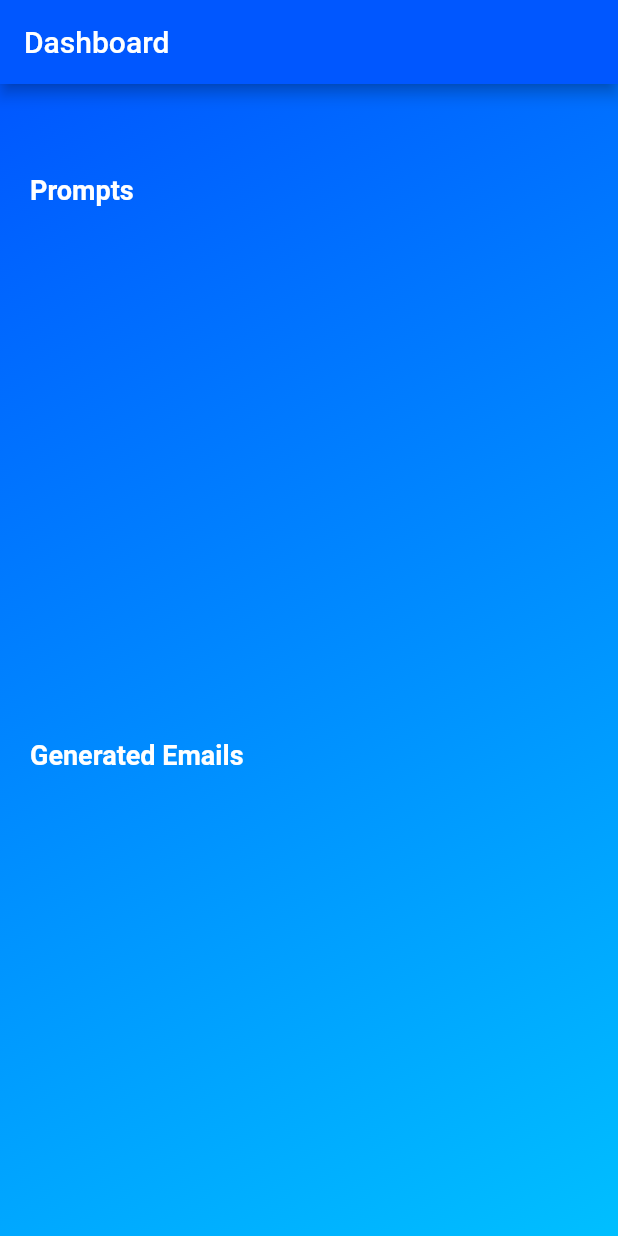
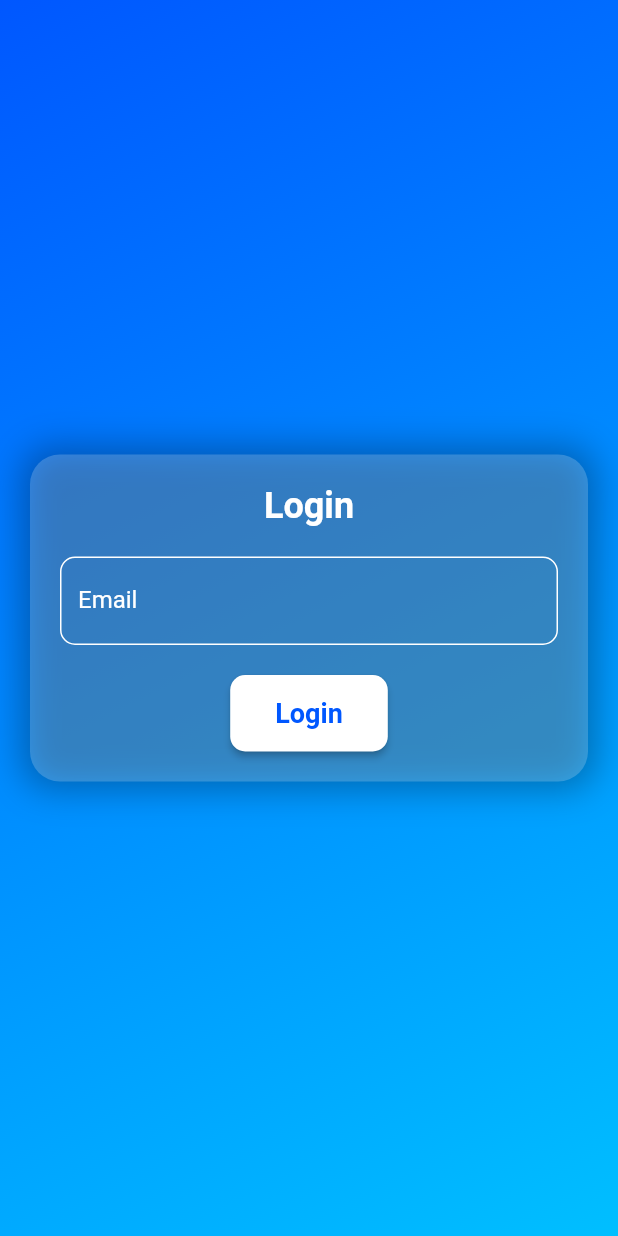
Before and after one commit to WilfredAlmeida/syncmail, a Flutter app: the screen it shows after launch, on a phone screen of 412 x 824 dp. Run offline on Flutter 3.47's test engine with Material 2 defaults, Android fonts, the phone set to English and light mode, and no system bars.

Commit message:
feat: login screen with lofic
Signed-off-by: Wilfred Almeida <almeidawilfred642@gmail.com>

```diff
--- a/lib/main.dart
+++ b/lib/main.dart
@@ -1,5 +1,6 @@
 import 'package:flutter/material.dart';
 import 'package:syncloop/screens/dashboard.dart';
+import 'package:syncloop/screens/login.dart';
 import 'package:syncloop/screens/signup.dart';
 
 void main() {
@@ -17,7 +18,7 @@ class MyApp extends StatelessWidget {
       theme: ThemeData(
         primarySwatch: Colors.blue,
       ),
-      home: DashboardScreen(),
+      home: LoginScreen(),
     );
   }
 }
--- /dev/null
+++ b/lib/screens/login.dart
@@ -0,0 +1,174 @@
+import 'package:flutter/material.dart';
+import 'dart:convert';
+import 'package:http/http.dart' as http;
+
+import '../utils/utils.dart';
+import 'dashboard.dart';
+
+class LoginScreen extends StatefulWidget {
+  @override
+  _LoginScreenState createState() => _LoginScreenState();
+}
+
+class _LoginScreenState extends State<LoginScreen> {
+  final GlobalKey<FormState> _formKey = GlobalKey<FormState>();
+  final TextEditingController _emailController = TextEditingController();
+
+  var _isLoading = false;
+
+  String? _validateEmail(String? value) {
+    if (value!.isEmpty) {
+      return 'Email is required';
+    } else if (!RegExp(r'^[\w-]+(\.[\w-]+)*@([\w-]+\.)+[a-zA-Z]{2,7}$').hasMatch(value)) {
+      return 'Enter a valid email address';
+    }
+    return null;
+  }
+
+  @override
+  Widget build(BuildContext context) {
+    return Scaffold(
+      backgroundColor: Colors.transparent,
+      body: Stack(
+        children: [
+          Container(
+            decoration: const BoxDecoration(
+              gradient: LinearGradient(
+                colors: [Color(0xFF0057FF), Color(0xFF00BFFF)],
+                begin: Alignment.topLeft,
+                end: Alignment.bottomRight,
+              ),
+            ),
+          ),
+          Center(
+            child: Container(
+              margin: const EdgeInsets.symmetric(horizontal: 20),
+              padding: const EdgeInsets.all(20),
+              decoration: BoxDecoration(
+                color: Colors.white.withOpacity(0.2),
+                borderRadius: BorderRadius.circular(20),
+                boxShadow: [
+                  BoxShadow(
+                    color: Colors.black.withOpacity(0.3),
+                    spreadRadius: 5,
+                    blurRadius: 20,
+                  ),
+                ],
+              ),
+              child: Form(
+                key: _formKey,
+                child: Column(
+                  mainAxisSize: MainAxisSize.min,
+                  children: [
+                    const Text(
+                      'Login',
+                      style: TextStyle(
+                        fontSize: 24,
+                        fontWeight: FontWeight.bold,
+                        color: Colors.white,
+                      ),
+                    ),
+                    const SizedBox(height: 20),
+                    TextFormField(
+                      controller: _emailController,
+                      decoration: InputDecoration(
+                        labelText: 'Email',
+                        labelStyle: const TextStyle(color: Colors.white),
+                        enabledBorder: OutlineInputBorder(
+                          borderSide: const BorderSide(color: Colors.white),
+                          borderRadius: BorderRadius.circular(10),
+                        ),
+                        focusedBorder: OutlineInputBorder(
+                          borderSide: const BorderSide(color: Colors.white),
+                          borderRadius: BorderRadius.circular(10),
+                        ),
+                        errorBorder: OutlineInputBorder(
+                          borderSide: const BorderSide(color: Colors.red),
+                          borderRadius: BorderRadius.circular(10),
+                        ),
+                        errorStyle: const TextStyle(color: Colors.red),
+                      ),
+                      style: const TextStyle(color: Colors.white),
+                      validator: _validateEmail, // Email validation
+                    ),
+                    const SizedBox(height: 20),
+                    _isLoading
+                        ? const CircularProgressIndicator(
+                            color: Colors.white,
+                          )
+                        : ElevatedButton(
+                            onPressed: () async {
+                              if (_formKey.currentState!.validate()) {
+                                setState(() {
+                                  _isLoading = true;
+                                });
+
+                                var headers = {'Content-Type': 'application/json', 'Authorization': "Bearer $API_TOKEN"};
+
+                                var request = http.Request('POST', Uri.parse('https://cloud.syncloop.com/tenant/1692080445861/packages.chaturMail.user.login.main'));
+                                request.body = json.encode({"email": _emailController.text});
+                                request.headers.addAll(headers);
+
+                                http.StreamedResponse response = await request.send();
+
+                                if (response.statusCode == 200) {
+                                  final responseRaw = await response.stream.bytesToString();
+                                  final responseParsed = jsonDecode(responseRaw);
+
+                                  if (responseParsed.containsKey("id")) {
+                                    print(responseParsed["id"]);
+                                    setState(() {
+                                      _isLoading = true;
+                                    });
+                                    Navigator.pushReplacement(
+                                      context,
+                                      MaterialPageRoute(
+                                        builder: (context) => DashboardScreen(),
+                                      ),
+                                    );
+                                  } else {
+                                    print("User not found");
+                                    setState(() {
+                                      _isLoading = false;
+                                    });
+                                    ScaffoldMessenger.of(context).showSnackBar(
+                                      const SnackBar(
+                                        content: Text('User not found'),
+                                        duration: Duration(seconds: 1),
+                                      ),
+                                    );
+                                  }
+                                } else {
+                                  print(response.reasonPhrase);
+                                }
+                              }
+                            },
+                            style: ElevatedButton.styleFrom(
+                              backgroundColor: Colors.white,
+                              padding: const EdgeInsets.symmetric(
+                                vertical: 15,
+                                horizontal: 30,
+                              ),
+                              shape: RoundedRectangleBorder(
+                                borderRadius: BorderRadius.circular(10),
+                              ),
+                            ),
+                            child: const Text(
+                              'Login',
+                              style: TextStyle(
+                                fontSize: 18,
+                                fontWeight: FontWeight.bold,
+                                color: Color(0xFF0057FF),
+                              ),
+                            ),
+                          ),
+                  ],
+                ),
+              ),
+            ),
+          ),
+        ],
+      ),
+    );
+  }
+}
```
